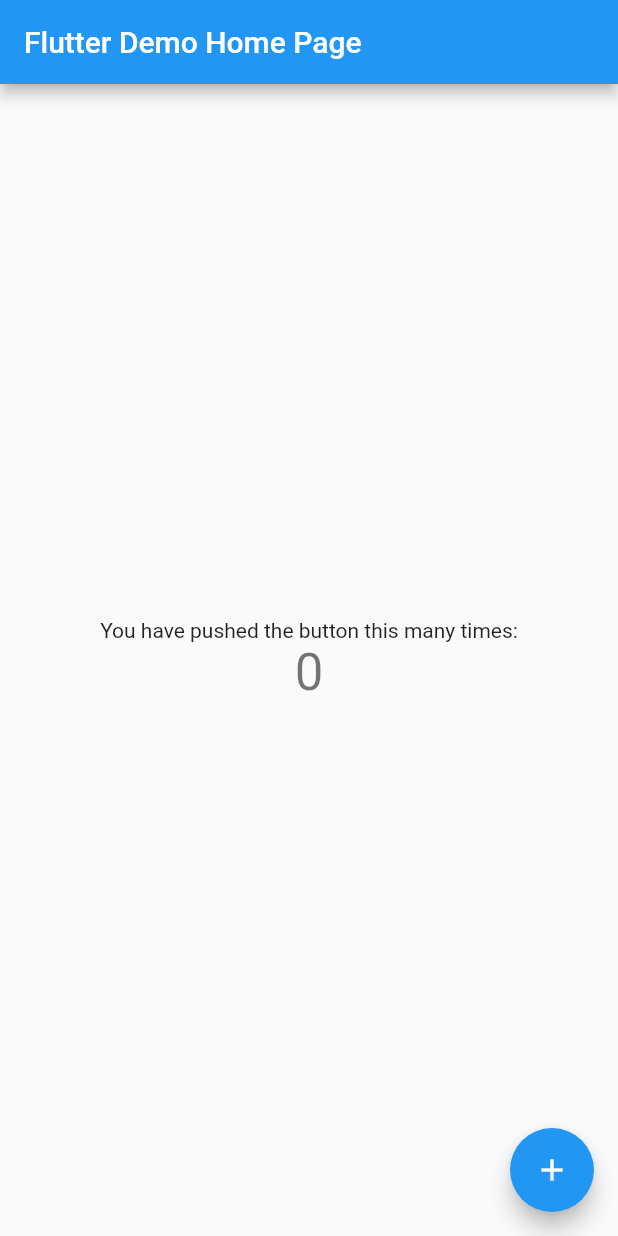
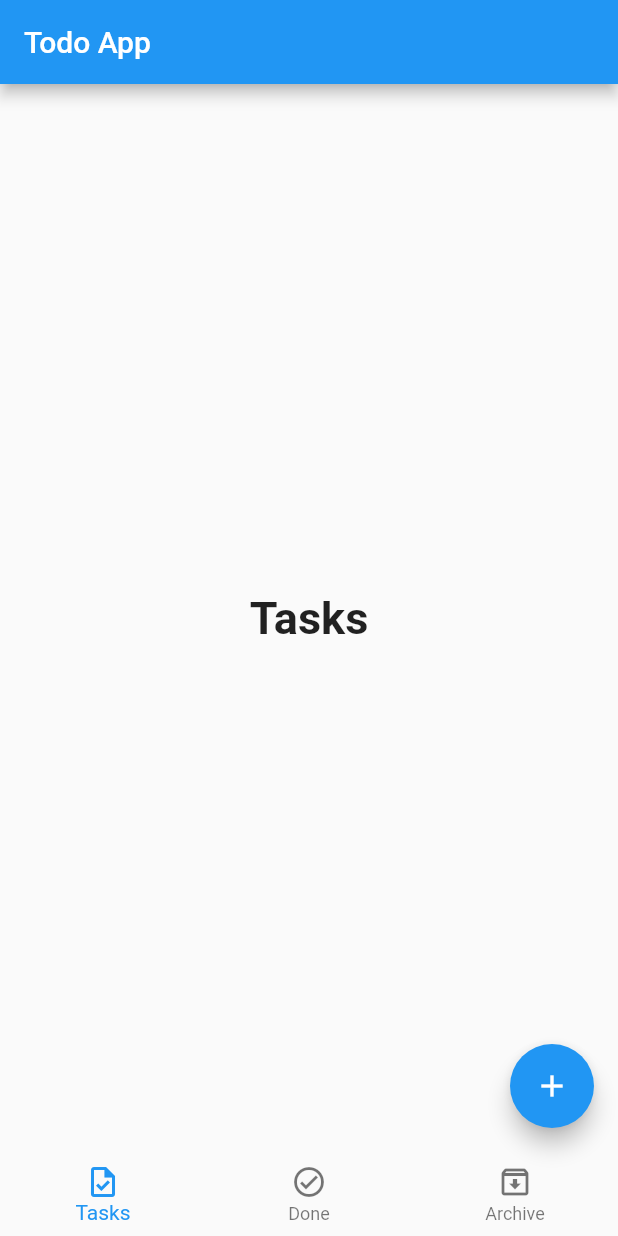
Before and after one commit to 1lordraiden1/Todo-app, a Flutter app: the screen it shows after launch, on a phone screen of 412 x 824 dp. Run offline on Flutter 3.47's test engine with Material 2 defaults, Android fonts, the phone set to English and light mode, and no system bars.

Commit message:
First Layout

```diff
--- /dev/null
+++ b/lib/layout/home_layout.dart
@@ -0,0 +1,53 @@
+import 'package:flutter/material.dart';
+import 'package:todo_list/modules/Archive/archive_screen.dart';
+import 'package:todo_list/modules/Done/done_screen.dart';
+import 'package:todo_list/modules/task/task_screen.dart';
+
+class HomeLayout extends StatefulWidget {
+  const HomeLayout({Key? key}) : super(key: key);
+
+  @override
+  State<HomeLayout> createState() => _HomeLayoutState();
+}
+
+class _HomeLayoutState extends State<HomeLayout> {
+  @override
+  int currentIndex = 0;
+
+  List<Widget> pages = [
+    TaskScreen(),
+    DoneScreen(),
+    ArchiveScreen(),
+  ];
+
+  Widget build(BuildContext context) {
+    return Scaffold(
+      appBar: AppBar(
+        title: Text("Todo App"),
+      ),
+      body: pages[currentIndex],
+      floatingActionButton: FloatingActionButton(
+        onPressed: (){},
+        child: Icon(
+          Icons.add,
+        ),
+
+      ),
+      bottomNavigationBar: BottomNavigationBar(
+        type: BottomNavigationBarType.fixed,
+        currentIndex: currentIndex,
+        elevation: 0,
+        onTap: (index){
+          setState(() {
+            currentIndex = index;
+          });
+        },
+        items: [
+          BottomNavigationBarItem(icon: Icon(Icons.task_outlined), label: "Tasks"),
+          BottomNavigationBarItem(icon: Icon(Icons.check_circle_outline_outlined), label: "Done"),
+          BottomNavigationBarItem(icon: Icon(Icons.archive_outlined), label: "Archive"),
+        ],
+      ),
+    );
+  }
+}
--- a/lib/main.dart
+++ b/lib/main.dart
@@ -1,4 +1,5 @@
 import 'package:flutter/material.dart';
+import 'package:todo_list/layout/home_layout.dart';
 
 void main() {
   runApp(const MyApp());
@@ -11,6 +12,7 @@ class MyApp extends StatelessWidget {
   @override
   Widget build(BuildContext context) {
     return MaterialApp(
+      debugShowCheckedModeBanner: false,
       title: 'Flutter Demo',
       theme: ThemeData(
         // This is the theme of your application.
@@ -24,7 +26,7 @@ class MyApp extends StatelessWidget {
         // is not restarted.
         primarySwatch: Colors.blue,
       ),
-      home: const MyHomePage(title: 'Flutter Demo Home Page'),
+      home: HomeLayout(),
     );
   }
 }
--- /dev/null
+++ b/lib/modules/task/task_screen.dart
@@ -0,0 +1,23 @@
+import 'package:flutter/material.dart';
+
+class TaskScreen extends StatefulWidget {
+  const TaskScreen({Key? key}) : super(key: key);
+
+  @override
+  State<TaskScreen> createState() => _TaskScreenState();
+}
+
+class _TaskScreenState extends State<TaskScreen> {
+  @override
+  Widget build(BuildContext context) {
+    return Center(
+      child: Text(
+        "Tasks",style: TextStyle(
+        fontSize: 30.0,
+        fontWeight: FontWeight.bold,
+
+      ),
+      ),
+    );
+  }
+}
```
Also changed, not shown: lib/modules/Archive/archive_screen.dart (added, +23 -0 lines), lib/modules/Done/done_screen.dart (added, +23 -0 lines).
